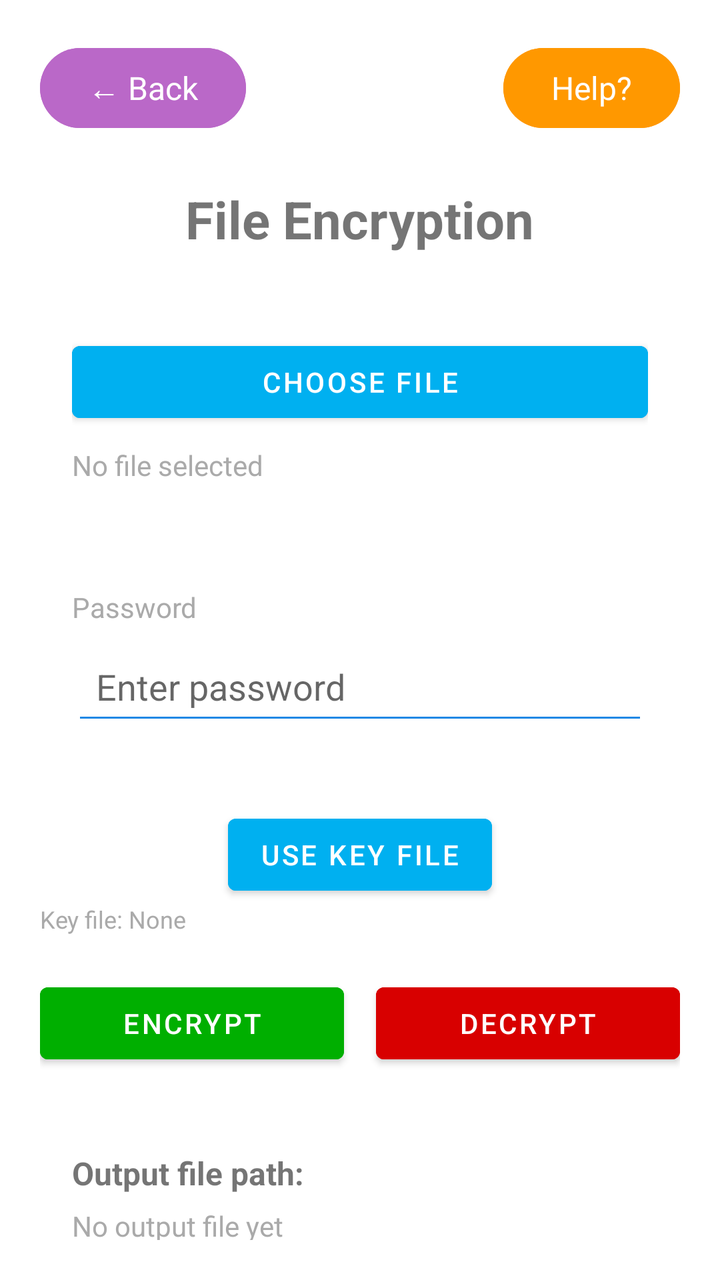
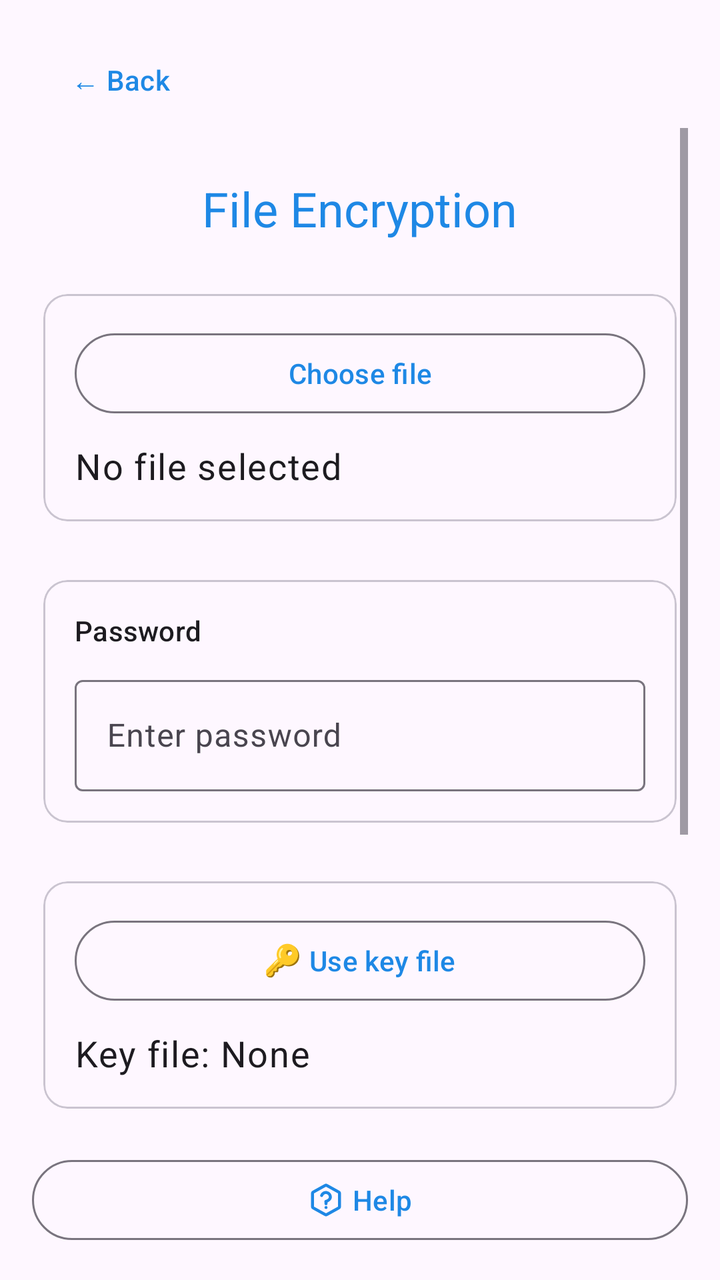

An Android layout rendered at two revisions. The XML below is the earlier revision; the diff shows what the commit changed to produce the second picture.
<!-- AndroidManifest.xml: application theme Theme.PQrypt -->
<!-- res/layout/activity_file_encryption.xml -->
<?xml version="1.0" encoding="utf-8"?>
<ScrollView xmlns:android="http://schemas.android.com/apk/res/android"
    android:layout_width="match_parent"
    android:layout_height="match_parent"
    android:padding="20dp">

    <LinearLayout
        android:layout_width="match_parent"
        android:layout_height="wrap_content"
        android:orientation="vertical"
        android:gravity="center_horizontal">

        
        <LinearLayout
            android:layout_width="match_parent"
            android:layout_height="wrap_content"
            android:orientation="horizontal"
            android:layout_marginBottom="8dp">

            <Button
                android:id="@+id/btn_back"
                android:layout_width="wrap_content"
                android:layout_height="wrap_content"
                android:text="← Back"
                android:textSize="16sp"
                style="@style/Widget.Material3.Button"
                android:backgroundTint="#BA68C8"
                android:textColor="@android:color/white" />

            <Space
                android:layout_width="0dp"
                android:layout_height="1dp"
                android:layout_weight="1" />

            <Button
                android:id="@+id/btn_help"
                android:layout_width="wrap_content"
                android:layout_height="wrap_content"
                android:text="Help?"
                style="@style/Widget.Material3.Button"
                android:backgroundTint="#FF9800"
                android:textColor="@android:color/white"
                android:textSize="16sp" />
        </LinearLayout>

        
        <TextView
            android:layout_width="wrap_content"
            android:layout_height="wrap_content"
            android:layout_marginTop="16dp"
            android:layout_marginBottom="24dp"
            android:text="File Encryption"
            android:textSize="26sp"
            android:textStyle="bold" />

        
        <LinearLayout
            android:layout_width="match_parent"
            android:layout_height="wrap_content"
            android:orientation="vertical"
            android:padding="16dp"
            android:layout_marginBottom="20dp">

            <Button
                android:id="@+id/btn_choose_file"
                android:layout_width="match_parent"
                android:layout_height="wrap_content"
                android:text="Choose File"
                android:backgroundTint="#00B0F0"
                android:textColor="@android:color/white" />

            <TextView
                android:id="@+id/tv_selected_file"
                android:layout_width="wrap_content"
                android:layout_height="wrap_content"
                android:layout_marginTop="8dp"
                android:text="No file selected"
                android:textSize="14sp"
                android:textColor="@android:color/darker_gray" />
        </LinearLayout>

        
        <LinearLayout
            android:layout_width="match_parent"
            android:layout_height="wrap_content"
            android:orientation="vertical"
            android:padding="16dp"
            android:layout_marginBottom="20dp">

            <TextView
                android:layout_width="wrap_content"
                android:layout_height="wrap_content"
                android:text="Password"
                android:textSize="14sp"
                android:textColor="@android:color/darker_gray"
                android:layout_marginBottom="6dp" />

            <EditText
                android:id="@+id/et_password"
                android:layout_width="match_parent"
                android:layout_height="wrap_content"
                android:hint="Enter password"
                android:inputType="textPassword"
                android:backgroundTint="?attr/colorPrimary"
                android:padding="12dp" />
        </LinearLayout>

        
        <Button
            android:id="@+id/btn_use_key_file"
            android:layout_width="wrap_content"
            android:layout_height="wrap_content"
            android:text="Use Key File"
            android:backgroundTint="#00B0F0"
            android:textColor="@android:color/white" />

        <TextView
            android:id="@+id/tv_key_file_path"
            android:layout_width="match_parent"
            android:layout_height="wrap_content"
            android:layout_marginBottom="20dp"
            android:text="Key file: None"
            android:textSize="12sp"
            android:textColor="@android:color/darker_gray" />

        
        <LinearLayout
            android:layout_width="match_parent"
            android:layout_height="wrap_content"
            android:orientation="horizontal"
            android:gravity="center"
            android:layout_marginBottom="24dp">

            <Button
                android:id="@+id/btn_encrypt"
                android:layout_width="0dp"
                android:layout_height="wrap_content"
                android:layout_weight="1"
                android:text="Encrypt"
                android:backgroundTint="#00AF00"
                android:textColor="@android:color/white"
                android:layout_marginEnd="8dp"/>

            <Button
                android:id="@+id/btn_decrypt"
                android:layout_width="0dp"
                android:layout_height="wrap_content"
                android:layout_weight="1"
                android:text="Decrypt"
                android:backgroundTint="#D80000"
                android:textColor="@android:color/white"
                android:layout_marginStart="8dp"/>
        </LinearLayout>

        
        <LinearLayout
            android:layout_width="match_parent"
            android:layout_height="wrap_content"
            android:orientation="vertical"
            android:padding="16dp">

            <TextView
                android:layout_width="wrap_content"
                android:layout_height="wrap_content"
                android:text="Output file path:"
                android:textSize="16sp"
                android:textStyle="bold"
                android:layout_marginBottom="6dp" />

            <TextView
                android:id="@+id/tv_output_path"
                android:layout_width="wrap_content"
                android:layout_height="wrap_content"
                android:text="No output file yet"
                android:textSize="14sp"
                android:textColor="@android:color/darker_gray" />
        </LinearLayout>

    </LinearLayout>
</ScrollView>
<!-- resources referenced by this layout -->
<resources>
  <style name="Theme.PQrypt" parent="Theme.MaterialComponents.DayNight.NoActionBar">
          
          <item name="colorPrimary">@color/blue_primary</item>
          <item name="colorPrimaryVariant">@color/blue_primary_dark</item>
          <item name="colorOnPrimary">@color/white</item>
          
          <item name="colorSecondary">@color/teal_200</item>
          <item name="colorSecondaryVariant">@color/teal_700</item>
          <item name="colorOnSecondary">@color/black</item>
          
          <item name="android:statusBarColor">@android:color/transparent</item>
          <item name="android:windowLightStatusBar">true</item>
          
      </style>
  <!-- unchanged entries left out for length: 6 -->
</resources>

<!-- the commit's change to res/layout/activity_file_encryption.xml (unified diff, before → after) -->
@@ -1,180 +1,217 @@
 <?xml version="1.0" encoding="utf-8"?>
-<ScrollView xmlns:android="http://schemas.android.com/apk/res/android"
+<androidx.constraintlayout.widget.ConstraintLayout xmlns:android="http://schemas.android.com/apk/res/android"
+    xmlns:app="http://schemas.android.com/apk/res-auto"
     android:layout_width="match_parent"
     android:layout_height="match_parent"
-    android:padding="20dp">
-
-    <LinearLayout
-        android:layout_width="match_parent"
+    android:padding="16dp">
+
+    <com.google.android.material.button.MaterialButton
+        android:id="@+id/btn_back"
+        style="@style/Widget.Material3.Button.TextButton"
+        android:layout_width="wrap_content"
         android:layout_height="wrap_content"
-        android:orientation="vertical"
-        android:gravity="center_horizontal">
-
-        
+        android:text="← Back"
+        app:layout_constraintStart_toStartOf="parent"
+        app:layout_constraintTop_toTopOf="parent" />
+
+    <ScrollView
+        android:layout_width="0dp"
+        android:layout_height="0dp"
+        android:fillViewport="true"
+        app:layout_constraintBottom_toTopOf="@id/btn_help"
+        app:layout_constraintEnd_toEndOf="parent"
+        app:layout_constraintStart_toStartOf="parent"
+        app:layout_constraintTop_toBottomOf="@id/btn_back">
+
         <LinearLayout
             android:layout_width="match_parent"
             android:layout_height="wrap_content"
-            android:orientation="horizontal"
-            android:layout_marginBottom="8dp">
-
-            <Button
-                android:id="@+id/btn_back"
-                android:layout_width="wrap_content"
-                android:layout_height="wrap_content"
-                android:text="← Back"
-                android:textSize="16sp"
-                style="@style/Widget.Material3.Button"
-                android:backgroundTint="#BA68C8"
-                android:textColor="@android:color/white" />
-
-            <Space
-                android:layout_width="0dp"
-                android:layout_height="1dp"
-                android:layout_weight="1" />
-
-            <Button
-                android:id="@+id/btn_help"
-                android:layout_width="wrap_content"
-                android:layout_height="wrap_content"
-                android:text="Help?"
-                style="@style/Widget.Material3.Button"
-                android:backgroundTint="#FF9800"
-                android:textColor="@android:color/white"
-                android:textSize="16sp" />
-        </LinearLayout>
-
-        
-        <TextView
-            android:layout_width="wrap_content"
-            android:layout_height="wrap_content"
-            android:layout_marginTop="16dp"
-            android:layout_marginBottom="24dp"
-            android:text="File Encryption"
-            android:textSize="26sp"
-            android:textStyle="bold" />
-
-        
-        <LinearLayout
-            android:layout_width="match_parent"
-            android:layout_height="wrap_content"
+            android:gravity="center_horizontal"
             android:orientation="vertical"
-            android:padding="16dp"
-            android:layout_marginBottom="20dp">
-
-            <Button
-                android:id="@+id/btn_choose_file"
-                android:layout_width="match_parent"
-                android:layout_height="wrap_content"
-                android:text="Choose File"
-                android:backgroundTint="#00B0F0"
-                android:textColor="@android:color/white" />
-
-            <TextView
-                android:id="@+id/tv_selected_file"
-                android:layout_width="wrap_content"
-                android:layout_height="wrap_content"
-                android:layout_marginTop="8dp"
-                android:text="No file selected"
-                android:textSize="14sp"
-                android:textColor="@android:color/darker_gray" />
-        </LinearLayout>
-
-        
-        <LinearLayout
-            android:layout_width="match_parent"
-            android:layout_height="wrap_content"
-            android:orientation="vertical"
-            android:padding="16dp"
-            android:layout_marginBottom="20dp">
+            android:paddingTop="24dp"
+            android:paddingBottom="24dp">
 
             <TextView
                 android:layout_width="wrap_content"
                 android:layout_height="wrap_content"
-                android:text="Password"
-                android:textSize="14sp"
-                android:textColor="@android:color/darker_gray"
-                android:layout_marginBottom="6dp" />
-
-            <EditText
-                android:id="@+id/et_password"
-                android:layout_width="match_parent"
-                android:layout_height="wrap_content"
-                android:hint="Enter password"
-                android:inputType="textPassword"
-                android:backgroundTint="?attr/colorPrimary"
-                android:padding="12dp" />
+                android:layout_marginBottom="20dp"
+                android:text="File Encryption"
+                android:textAppearance="@style/TextAppearance.PQrypt.Title" />
+
+            <com.google.android.material.card.MaterialCardView
+                android:layout_width="match_parent"
+                android:layout_height="wrap_content"
+                android:layout_marginBottom="16dp"
+                app:cardElevation="0dp"
+                app:cardUseCompatPadding="true">
+
+                <LinearLayout
+                    android:layout_width="match_parent"
+                    android:layout_height="wrap_content"
+                    android:orientation="vertical"
+                    android:padding="16dp">
+
+                    <com.google.android.material.button.MaterialButton
+                        android:id="@+id/btn_choose_file"
+                        style="@style/Widget.Material3.Button.OutlinedButton"
+                        android:layout_width="match_parent"
+                        android:layout_height="wrap_content"
+                        android:text="Choose file" />
+
+                    <TextView
+                        android:id="@+id/tv_selected_file"
+                        android:layout_width="match_parent"
+                        android:layout_height="wrap_content"
+                        android:layout_marginTop="10dp"
+                        android:text="No file selected"
+                        android:textAppearance="@style/TextAppearance.PQrypt.Body" />
+
+                </LinearLayout>
+            </com.google.android.material.card.MaterialCardView>
+
+            <com.google.android.material.card.MaterialCardView
+                android:layout_width="match_parent"
+                android:layout_height="wrap_content"
+                android:layout_marginBottom="16dp"
+                app:cardElevation="0dp"
+                app:cardUseCompatPadding="true">
+
+                <LinearLayout
+                    android:layout_width="match_parent"
+                    android:layout_height="wrap_content"
+                    android:orientation="vertical"
+                    android:padding="16dp">
+
+                    <TextView
+                        android:layout_width="match_parent"
+                        android:layout_height="wrap_content"
+                        android:layout_marginBottom="10dp"
+                        android:text="Password"
+                        android:textAppearance="@style/TextAppearance.PQrypt.Button" />
+
+                    <com.google.android.material.textfield.TextInputLayout
+                        android:layout_width="match_parent"
+                        android:layout_height="wrap_content"
+                        style="@style/Widget.Material3.TextInputLayout.OutlinedBox"
+                        android:hint="Enter password">
+
+                        <com.google.android.material.textfield.TextInputEditText
+                            android:id="@+id/et_password"
+                            android:layout_width="match_parent"
+                            android:layout_height="wrap_content"
+                            android:inputType="textPassword" />
+
+                    </com.google.android.material.textfield.TextInputLayout>
+
+                </LinearLayout>
+            </com.google.android.material.card.MaterialCardView>
+
+            <com.google.android.material.card.MaterialCardView
+                android:layout_width="match_parent"
+                android:layout_height="wrap_content"
+                android:layout_marginBottom="16dp"
+                app:cardElevation="0dp"
+                app:cardUseCompatPadding="true">
+
+                <LinearLayout
+                    android:layout_width="match_parent"
+                    android:layout_height="wrap_content"
+                    android:orientation="vertical"
+                    android:padding="16dp">
+
+                    <com.google.android.material.button.MaterialButton
+                        android:id="@+id/btn_use_key_file"
+                        style="@style/Widget.Material3.Button.OutlinedButton"
+                        android:layout_width="match_parent"
+                        android:layout_height="wrap_content"
+                        android:text="Use key file"
+                        app:icon="@drawable/ic_key"
+                        app:iconTint="@null"
+                        app:iconGravity="textStart" />
+
+                    <TextView
+                        android:id="@+id/tv_key_file_path"
+                        android:layout_width="match_parent"
+                        android:layout_height="wrap_content"
+                        android:layout_marginTop="10dp"
+                        android:text="Key file: None"
+                        android:textAppearance="@style/TextAppearance.PQrypt.Body" />
+
+                </LinearLayout>
+            </com.google.android.material.card.MaterialCardView>
+
+            <LinearLayout
+                android:layout_width="match_parent"
+                android:layout_height="wrap_content"
+                android:layout_marginBottom="16dp"
+                android:orientation="horizontal">
+
+                <com.google.android.material.button.MaterialButton
+                    android:id="@+id/btn_encrypt"
+                    style="@style/Widget.Material3.Button"
+                    android:layout_width="0dp"
+                    android:layout_height="120dp"
+                    android:layout_marginEnd="12dp"
+                    android:layout_weight="1"
+                    android:ellipsize="end"
+                    android:maxLines="1"
+                    android:text="Encrypt"
+                    android:textAppearance="@style/TextAppearance.PQrypt.Button"
+                    app:cornerRadius="28dp"
+                    app:icon="@drawable/ic_encrypt"
+                    app:iconTint="@null"
+                    app:iconGravity="textTop"
+                    app:iconPadding="6dp"
+                    app:iconSize="56dp" />
+
+                <com.google.android.material.button.MaterialButton
+                    android:id="@+id/btn_decrypt"
+                    style="@style/Widget.Material3.Button"
+                    android:layout_width="0dp"
+                    android:layout_height="120dp"
+                    android:layout_weight="1"
+                    android:ellipsize="end"
+                    android:maxLines="1"
+                    android:text="Decrypt"
+                    android:textAppearance="@style/TextAppearance.PQrypt.Button"
+                    app:cornerRadius="28dp"
+                    app:icon="@drawable/ic_decrypt"
+                    app:iconTint="@null"
+                    app:iconGravity="textTop"
+                    app:iconPadding="6dp"
+                    app:iconSize="56dp" />
+
+            </LinearLayout>
+
+            <com.google.android.material.card.MaterialCardView
+                android:layout_width="match_parent"
+                android:layout_height="wrap_content"
+                app:cardElevation="0dp"
+                app:cardUseCompatPadding="true">
+
+                <TextView
+                    android:id="@+id/tv_output_path"
+                    android:layout_width="match_parent"
+                    android:layout_height="wrap_content"
+                    android:padding="16dp"
+                    android:text="No output file yet"
+                    android:textAppearance="@style/TextAppearance.PQrypt.Body" />
+
+            </com.google.android.material.card.MaterialCardView>
+
         </LinearLayout>
-
-        
-        <Button
-            android:id="@+id/btn_use_key_file"
-            android:layout_width="wrap_content"
-            android:layout_height="wrap_content"
-            android:text="Use Key File"
-            android:backgroundTint="#00B0F0"
-            android:textColor="@android:color/white" />
-
-        <TextView
-            android:id="@+id/tv_key_file_path"
-            android:layout_width="match_parent"
-            android:layout_height="wrap_content"
-            android:layout_marginBottom="20dp"
-            android:text="Key file: None"
-            android:textSize="12sp"
-            android:textColor="@android:color/darker_gray" />
-
-        
-        <LinearLayout
-            android:layout_width="match_parent"
-            android:layout_height="wrap_content"
-            android:orientation="horizontal"
-            android:gravity="center"
-            android:layout_marginBottom="24dp">
-
-            <Button
-                android:id="@+id/btn_encrypt"
-                android:layout_width="0dp"
-                android:layout_height="wrap_content"
-                android:layout_weight="1"
-                android:text="Encrypt"
-                android:backgroundTint="#00AF00"
-                android:textColor="@android:color/white"
-                android:layout_marginEnd="8dp"/>
-
-            <Button
-                android:id="@+id/btn_decrypt"
-                android:layout_width="0dp"
-                android:layout_height="wrap_content"
-                android:layout_weight="1"
-                android:text="Decrypt"
-                android:backgroundTint="#D80000"
-                android:textColor="@android:color/white"
-                android:layout_marginStart="8dp"/>
-        </LinearLayout>
-
-        
-        <LinearLayout
-            android:layout_width="match_parent"
-            android:layout_height="wrap_content"
-            android:orientation="vertical"
-            android:padding="16dp">
-
-            <TextView
-                android:layout_width="wrap_content"
-                android:layout_height="wrap_content"
-                android:text="Output file path:"
-                android:textSize="16sp"
-                android:textStyle="bold"
-                android:layout_marginBottom="6dp" />
-
-            <TextView
-                android:id="@+id/tv_output_path"
-                android:layout_width="wrap_content"
-                android:layout_height="wrap_content"
-                android:text="No output file yet"
-                android:textSize="14sp"
-                android:textColor="@android:color/darker_gray" />
-        </LinearLayout>
-
-    </LinearLayout>
-</ScrollView>
+    </ScrollView>
+
+    <com.google.android.material.button.MaterialButton
+        android:id="@+id/btn_help"
+        style="@style/Widget.Material3.Button.OutlinedButton"
+        android:layout_width="match_parent"
+        android:layout_height="wrap_content"
+        android:text="Help"
+        app:icon="@drawable/ic_help"
+        app:iconGravity="textStart"
+        app:layout_constraintBottom_toBottomOf="parent"
+        app:layout_constraintEnd_toEndOf="parent"
+        app:layout_constraintStart_toStartOf="parent" />
+
+</androidx.constraintlayout.widget.ConstraintLayout>
<!-- resource entries referenced after the edit -->
@@ -1,6 +1,97 @@
 <!-- resources referenced by this layout -->
 <resources>
-  <style name="Theme.PQrypt" parent="Theme.MaterialComponents.DayNight.NoActionBar">
+  <!-- drawable ic_decrypt (drawable) -->
+  <vector xmlns:android="http://schemas.android.com/apk/res/android"
+      android:width="800dp"
+      android:height="800dp"
+      android:viewportWidth="64"
+      android:viewportHeight="64">
+    <path
+        android:pathData="M2,28.3v31.4C2,62.1 3.9,64 6.3,64h51.4c2.4,0 4.3,-1.9 4.3,-4.3V28.3H2z"
+        android:fillColor="#ffce31"/>
+    <path
+        android:pathData="M62,24c0,-2.4 -1.9,-4.3 -4.3,-4.3H6.3C3.9,19.6 2,21.6 2,24v4.3h60V24z"
+        android:fillColor="#ff8736"/>
+    <path
+        android:pathData="M6.5,23.5a5.9,2.5 0,1 0,11.8 0a5.9,2.5 0,1 0,-11.8 0z"
+        android:fillColor="#3e4347"/>
+    <path
+        android:pathData="M45.7,23.5a5.9,2.5 0,1 0,11.8 0a5.9,2.5 0,1 0,-11.8 0z"
+        android:fillColor="#3e4347"/>
+    <path
+        android:pathData="M36.6,56.4l-1.9,-12.3c1.1,-0.8 1.9,-2.2 1.9,-3.7c0,-2.5 -2,-4.6 -4.6,-4.6s-4.6,2.1 -4.6,4.6c0,1.5 0.7,2.9 1.9,3.7l-1.9,12.3h9.2"
+        android:fillColor="#3e4347"/>
+    <path
+        android:pathData="M32,0c-5.6,0 -10.7,2 -14.8,5.3l2.9,2.9c3.3,-2.7 7.4,-4.3 11.9,-4.3c10.4,0 18.9,8.7 19.6,19.7V25c2.2,0 3.8,-0.6 3.8,-1.4C55.4,10.6 44.9,0 32,0"
+        android:fillColor="#dfe9ef"/>
+    <path
+        android:pathData="M51.6,23.5C50.9,12.6 42.4,3.9 32,3.9c-4.4,0 -8.6,1.6 -11.9,4.3L23,11c2.4,-1.8 5.5,-3 9,-3c9.5,0 15.5,8.4 15.5,15.5c0,0.8 2,1.4 4.2,1.4l-0.1,-1.4"
+        android:fillColor="#b0bdc6"/>
+  </vector>
+  <!-- drawable ic_encrypt (drawable) -->
+  <vector xmlns:android="http://schemas.android.com/apk/res/android"
+      android:width="800dp"
+      android:height="800dp"
+      android:viewportWidth="64"
+      android:viewportHeight="64">
+    <path
+        android:pathData="M2,28.3v31.4C2,62.1 3.9,64 6.3,64h51.4c2.4,0 4.3,-1.9 4.3,-4.3V28.3H2z"
+        android:fillColor="#ffce31"/>
+    <path
+        android:pathData="M62,24c0,-2.4 -1.9,-4.3 -4.3,-4.3H6.3C3.9,19.6 2,21.6 2,24v4.3h60V24z"
+        android:fillColor="#ff8736"/>
+    <path
+        android:pathData="M6.5,23.5a5.9,2.5 0,1 0,11.8 0a5.9,2.5 0,1 0,-11.8 0z"
+        android:fillColor="#3e4347"/>
+    <path
+        android:pathData="M45.7,23.5a5.9,2.5 0,1 0,11.8 0a5.9,2.5 0,1 0,-11.8 0z"
+        android:fillColor="#3e4347"/>
+    <path
+        android:pathData="M32,0C19.1,0 8.6,10.6 8.6,23.5c0,0.8 1.6,1.4 3.8,1.4v-1.4c0.8,-11 9.3,-19.7 19.6,-19.7c10.4,0 18.9,8.7 19.6,19.7v1.4c2.2,0 3.8,-0.6 3.8,-1.4C55.4,10.6 44.9,0 32,0"
+        android:fillColor="#dfe9ef"/>
+    <path
+        android:pathData="M51.6,23.5C50.9,12.6 42.4,3.9 32,3.9c-10.4,0 -18.9,8.7 -19.6,19.7V25c2.2,0 4.2,-0.6 4.2,-1.4C16.5,16.4 22.5,8 32,8s15.5,8.4 15.5,15.5c0,0.8 2,1.4 4.2,1.4l-0.1,-1.4"
+        android:fillColor="#b0bdc6"/>
+    <path
+        android:pathData="M36.6,56.4l-1.9,-12.3c1.1,-0.8 1.9,-2.2 1.9,-3.7c0,-2.5 -2,-4.6 -4.6,-4.6s-4.6,2.1 -4.6,4.6c0,1.5 0.7,2.9 1.9,3.7l-1.9,12.3h9.2"
+        android:fillColor="#3e4347"/>
+  </vector>
+  <!-- drawable ic_help (drawable) -->
+  <vector xmlns:android="http://schemas.android.com/apk/res/android"
+      android:width="800dp"
+      android:height="800dp"
+      android:viewportWidth="24"
+      android:viewportHeight="24">
+    <path
+        android:pathData="M9.09,9C9.325,8.332 9.789,7.768 10.4,7.409C11.011,7.05 11.729,6.919 12.427,7.039C13.125,7.159 13.759,7.522 14.215,8.064C14.671,8.606 14.921,9.292 14.92,10C14.92,12 11.92,13 11.92,13M12,17H12.01M3,7.942V16.059C3,16.401 3,16.573 3.05,16.725C3.095,16.861 3.168,16.985 3.265,17.089C3.374,17.208 3.523,17.291 3.823,17.457L11.223,21.568C11.507,21.726 11.648,21.805 11.799,21.836C11.932,21.863 12.068,21.863 12.201,21.836C12.352,21.805 12.493,21.726 12.777,21.568L20.177,17.457C20.477,17.291 20.626,17.208 20.735,17.089C20.832,16.985 20.905,16.861 20.949,16.725C21,16.573 21,16.401 21,16.059V7.942C21,7.599 21,7.428 20.949,7.275C20.905,7.14 20.832,7.016 20.735,6.911C20.626,6.792 20.477,6.709 20.177,6.543L12.777,2.432C12.493,2.274 12.352,2.195 12.201,2.165C12.068,2.137 11.932,2.137 11.799,2.165C11.648,2.195 11.507,2.274 11.223,2.432L3.823,6.543C3.523,6.709 3.374,6.792 3.265,6.911C3.168,7.016 3.095,7.14 3.05,7.275C3,7.428 3,7.599 3,7.942Z"
+        android:strokeLineJoin="round"
+        android:strokeWidth="2"
+        android:fillColor="#00000000"
+        android:strokeColor="#000000"
+        android:strokeLineCap="round"/>
+    <path
+        android:pathData="M12,13L12,14.5"
+        android:strokeWidth="2"
+        android:fillColor="#00000000"
+        android:strokeColor="#000000"
+        android:strokeLineCap="round"/>
+  </vector>
+  <!-- drawable ic_key: vector/xml drawable (drawable, 2343 chars, omitted) -->
+  <style name="TextAppearance.PQrypt.Body" parent="TextAppearance.Material3.BodyLarge">
+          <item name="android:fontFamily">sans-serif</item>
+          <item name="android:textSize">18sp</item>
+      </style>
+  <style name="TextAppearance.PQrypt.Button" parent="TextAppearance.Material3.LabelLarge">
+          <item name="android:fontFamily">sans-serif-medium</item>
+          <item name="android:textSize">14sp</item>
+          <item name="android:textAllCaps">false</item>
+      </style>
+  <style name="TextAppearance.PQrypt.Title" parent="TextAppearance.Material3.TitleLarge">
+          <item name="android:fontFamily">sans-serif-medium</item>
+          <item name="android:textSize">24sp</item>
+          <item name="android:textColor">@color/blue_primary</item>
+      </style>
+  <style name="Theme.PQrypt" parent="Theme.Material3.DayNight.NoActionBar">
           
           <item name="colorPrimary">@color/blue_primary</item>
           <item name="colorPrimaryVariant">@color/blue_primary_dark</item>
